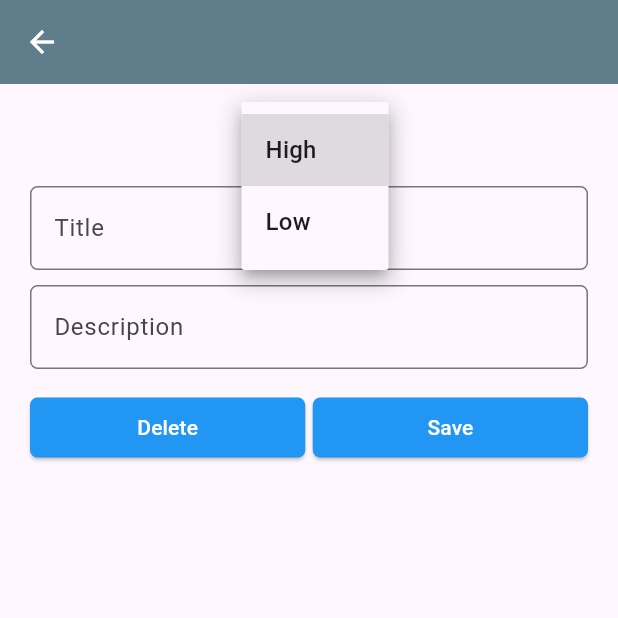
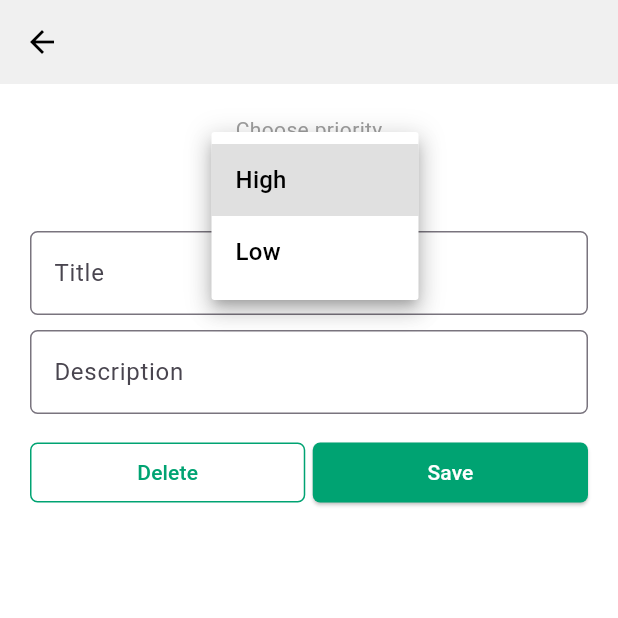
Before and after one commit to HarryMolla/NoteKeeper, a Flutter app: the addNote screen opened directly with empty values, after a tap on the "arrow drop down" icon, on a phone screen of 412 x 824 dp, the top half of it. Run offline on Flutter 3.47's test engine with Material 3 defaults, Android fonts, the phone set to English and light mode, and no system bars; our stand-ins replace sqflite; accounts and stored records are empty.

```diff
--- a/lib/Home.dart
+++ b/lib/Home.dart
@@ -1,9 +1,11 @@
 import 'dart:async';
+import 'dart:io' if (dart.library.js) 'dart:js_util' as js_util;
 import 'package:flutter/material.dart';
 import 'package:flutter_application_1/models/note.dart';
 import 'package:flutter_application_1/utils/database_helper.dart';
 import 'package:flutter_application_1/Note_detail.dart';
 import 'package:sqflite/sqflite.dart';
+import 'package:flutter_application_1/StateFull.dart';
 
 class NoteBook extends StatefulWidget {
   const NoteBook({super.key});
@@ -13,46 +15,87 @@ class NoteBook extends StatefulWidget {
 }
 
 class _NoteBookState extends State<NoteBook> {
+
   DatabaseHelper databaseHelper = DatabaseHelper();
   List<Note> noteList = [];
   int count = 0;
+  bool isWhite=true;
+  bool iconSwap=true;
+
+  void _backgroundColorsToggle() {
+    setState(() {
+      isWhite = !isWhite;
+    });
+  }
+
+ void _iconsSwapForToggle(){
+    setState(() {
+      iconSwap=!iconSwap;
+    });
+ }
 
   @override
   Widget build(BuildContext context) {
+     final isWhite = Theme.of(context).scaffoldBackgroundColor == Colors.white;
     if (noteList.isEmpty) {
       updateListView();
     }
 
     return Scaffold(
+      backgroundColor: isWhite? Color.fromRGBO(0, 22, 17, 0): Colors.white,
       appBar: AppBar(
-        backgroundColor: Colors.lightBlue,
-        title: const Text(
+       backgroundColor: isWhite? Color.fromRGBO(17, 19, 18, 1): const Color.fromARGB(255, 240, 240, 240),
+        title: Text(
           'Notebook',
-          style: TextStyle(color: Colors.white),
+          style: TextStyle(
+            color: isWhite? Colors.white: Colors.black
+            )
         ),
+        actions: [
+          CircleAvatar(
+            backgroundColor: isWhite? Colors.white60: Colors.black26,
+           child:  IconButton(
+            onPressed: (){
+           final myState = MyState.of(context);
+              myState?.toggleBackgroundColors();
+              _iconsSwapForToggle();
+            },
+            icon: Icon(iconSwap? Icons.sunny: Icons.nightlight,color: isWhite? Colors.black: Colors.white,)
+            )
+          ),
+          Container(width: 15, ),
+        ],
       ),
       floatingActionButton: FloatingActionButton(
+        backgroundColor: Color.fromRGBO(0, 163, 114, 1),
         onPressed: () {
-          NavigateToDetail(Note('', '', 2), 'Add note');
+          NavigateToDetail(Note('', '', 2), 'Add note', isWhite);
         },
-        child: const Icon(Icons.add),
+        child: const Icon(Icons.add, color: Color.fromARGB(255, 228, 210, 210),),
         shape: const OvalBorder(),
       ),
       body: ListView.builder(
         itemCount: count,
         itemBuilder: (context, index) {
-          return ListTile(
+          return Column(
+
+          children: [
+            ListTile(
+              contentPadding: EdgeInsets.symmetric(horizontal: 0,),
             onTap: () {
-              NavigateToDetail(noteList[index], "Edit note");
+              NavigateToDetail(noteList[index], "Edit note", isWhite);
             },
-            title: Text(noteList[index].title),
+            title: Text(noteList[index].title, style: TextStyle(color: isWhite? Colors.white: Colors.black),),
             subtitle: Text(
               noteList[index].description,
               style: const TextStyle(color: Colors.grey),
             ),
-            leading: CircleAvatar(
-              backgroundColor: getPriorityColor(noteList[index].priority),
-              child: const Icon(Icons.arrow_right),
+            leading: Container(
+              child: Icon(Icons.donut_small, size: 5, color: Colors.white,),
+              height: 500,
+              width: 8,
+              color:const Color.fromARGB(255, 24, 151, 77),
+              //backgroundColor: getPriorityColor(noteList[index].priority),//dont delete this
             ),
             trailing: IconButton(
               onPressed: () {
@@ -63,6 +106,13 @@ class _NoteBookState extends State<NoteBook> {
                 color: Colors.grey,
               ),
             ),
+          ),
+         Divider(
+          thickness: 0.5,
+          height: 0,
+          color: isWhite? const Color.fromARGB(255, 44, 44, 44): const Color.fromARGB(255, 218, 217, 217),
+         )
+          ]
           );
         },
       ),
@@ -93,10 +143,10 @@ class _NoteBookState extends State<NoteBook> {
     ScaffoldMessenger.of(context).showSnackBar(snackBar);
   }
 
-  void NavigateToDetail(Note note, String title) async {
+  void NavigateToDetail(Note note, String title,bool isWhite) async {
     bool result= await Navigator.push(context, MaterialPageRoute(
       builder: (context) {
-        return addNote(note, title);
+        return addNote(note, title, isWhite);
       },
     ));
     if (result==true) {
--- a/lib/Note_detail.dart
+++ b/lib/Note_detail.dart
@@ -7,25 +7,30 @@ import 'package:intl/intl.dart';
 class addNote extends StatefulWidget {
   final String appBarTitle;
   final Note note;
-  addNote(this.note, this.appBarTitle);
+  final bool isWhite;
+  addNote(this.note, this.appBarTitle, this.isWhite);
 
   @override
-  State<addNote> createState() => _AddNoteState(this.note, this.appBarTitle);
+  State<addNote> createState() =>
+      _AddNoteState(this.note, this.appBarTitle, this.isWhite);
 }
 
 class _AddNoteState extends State<addNote> {
-  _AddNoteState(this.note, this.appBarTitle);
+  _AddNoteState(this.note, this.appBarTitle, this.isWhite);
 
   String appBarTitle;
   Note note;
   DatabaseHelper helper = DatabaseHelper();
+  final bool isWhite;
 
   var someValue = ['High', 'Low'];
-  var smallValue = 'High';
+  var smallValue = null;
   List<String> _priorities = ['High', 'Low'];
 
   TextEditingController titleControler = TextEditingController();
   TextEditingController descriptionController = TextEditingController();
+
+  //bool isWhite=false;
 
   @override
   Widget build(BuildContext context) {
@@ -33,30 +38,47 @@ class _AddNoteState extends State<addNote> {
     descriptionController.text = note.description;
 
     return Scaffold(
+      backgroundColor: isWhite ? Color.fromRGBO(0, 22, 17, 0) : Colors.white,
       appBar: AppBar(
-        backgroundColor: Colors.blueGrey,
+        backgroundColor: isWhite
+            ? Color.fromRGBO(17, 19, 18, 1)
+            : const Color.fromARGB(255, 240, 240, 240),
         title: Text(
           appBarTitle,
-          style: TextStyle(color: Colors.white),
+          style: TextStyle(color: isWhite ? Colors.white : Colors.black),
         ),
         leading: IconButton(
             onPressed: () {
               moveToLastScreen();
             },
             icon: Icon(Icons.arrow_back),
-          color: Colors.white,
-        ),
+            color: isWhite ? Colors.white : Colors.black),
       ),
       body: Container(
         padding: EdgeInsets.all(20),
         child: Center(
           child: Column(
             children: [
-              DropdownButton(
+              Column(
+                children: [
+                  Text('Choose priority', style: TextStyle(color: Colors.grey),),
+                  Container(
+                      decoration: BoxDecoration(
+                         // border: Border.all(width: 1, color: Colors.grey),
+                          borderRadius: BorderRadius.circular(5)),
+                      child: DropdownButtonHideUnderline(
+                          child: DropdownButton(
+                        padding: EdgeInsets.only(right: 20, left: 20, top: 0),
+                        dropdownColor: isWhite ? Colors.black : Colors.white,
                         value: getPriorityAsString(note.priority),
                         items: someValue.map((String newValue) {
                           return DropdownMenuItem(
-                    child: Text(newValue),
+                            child: Text(
+                              newValue,
+                              style: TextStyle(
+                                color: isWhite ? Colors.white : Colors.black,
+                              ),
+                            ),
                             value: newValue,
                           );
                         }).toList(),
@@ -66,6 +88,11 @@ class _AddNoteState extends State<addNote> {
                             updatePriorityAsInt(dtValue);
                           });
                         },
+                      ))),
+                ],
+              ),
+              SizedBox(
+                height: 10,
               ),
               TextFormField(
                 controller: titleControler,
@@ -100,9 +127,10 @@ class _AddNoteState extends State<addNote> {
               Row(
                 children: [
                   Expanded(
-                    child: ElevatedButton(
-                      style: ElevatedButton.styleFrom(
-                        backgroundColor: Colors.blue,
+                    child: OutlinedButton(
+                      style: OutlinedButton.styleFrom(
+                        side: BorderSide(color: Color.fromRGBO(0, 163, 114, 1)),
+                        // backgroundColor: Color.fromRGBO(71, 168, 139, 1),
                         shape: RoundedRectangleBorder(
                           borderRadius: BorderRadius.all(Radius.circular(5)),
                         ),
@@ -112,7 +140,7 @@ class _AddNoteState extends State<addNote> {
                       },
                       child: Text(
                         'Delete',
-                        style: TextStyle(color: Colors.white),
+                        style: TextStyle(color: Color.fromRGBO(0, 163, 114, 1)),
                       ),
                     ),
                   ),
@@ -120,7 +148,7 @@ class _AddNoteState extends State<addNote> {
                   Expanded(
                     child: ElevatedButton(
                       style: ElevatedButton.styleFrom(
-                        backgroundColor: Colors.blue,
+                        backgroundColor: Color.fromRGBO(0, 163, 114, 1),
                         shape: RoundedRectangleBorder(
                           borderRadius: BorderRadius.all(Radius.circular(5)),
                         ),
```
Also changed, not shown: lib/main.dart (+7 -1 lines), pubspec.lock. Lines whose indentation alone changed are shown as unchanged.
